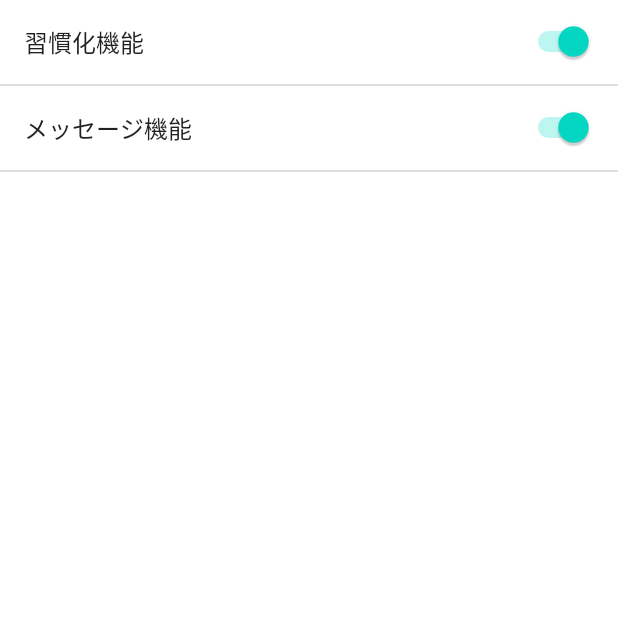
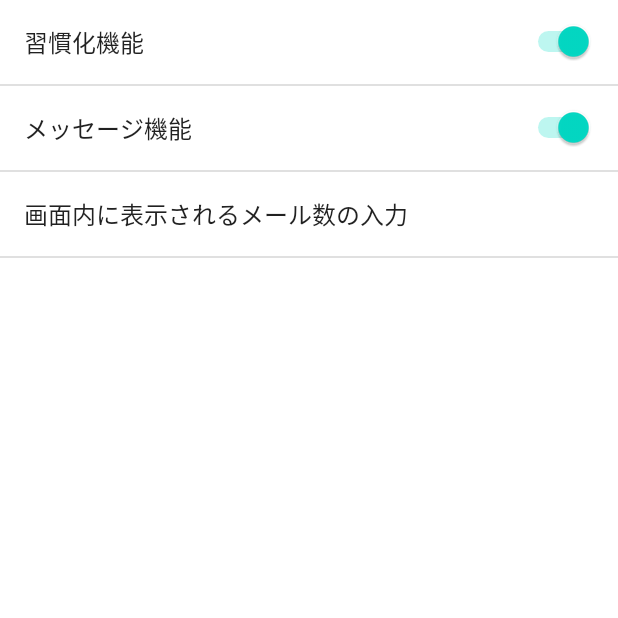
Before and after one commit to kyprog/MosaicMailer, an Android app: the SettingFunctionActivity screen opened directly, with no data from a screen before it, on a phone screen of 412 x 824 dp, the top half of it. Run offline under Robolectric (Android 15) with nearby library versions, the phone set to English and light mode, and no system bars; libraries missing offline, so code that uses them is left out: javax.mail.

Commit message:
画面内に表示されるメール数を設定できるようにした

```diff
--- a/app/src/main/java/com/example/mosaicmailer/IndexActivity.java
+++ b/app/src/main/java/com/example/mosaicmailer/IndexActivity.java
@@ -5,14 +5,11 @@ import androidx.appcompat.app.ActionBarDrawerToggle;
 import androidx.appcompat.app.AppCompatActivity;
 
 import android.content.Intent;
-import android.content.SharedPreferences;
 import android.os.Bundle;
-import android.preference.PreferenceManager;
 import android.view.Menu;
 import android.view.MenuItem;
 import android.view.View;
 import android.widget.TextView;
-import android.widget.Toast;
 
 import androidx.appcompat.widget.Toolbar;
 import androidx.core.os.HandlerCompat;
@@ -113,25 +110,17 @@ public class IndexActivity extends AppCompatActivity
         updateFlag = true;
         if(mp.messageFunction){
             mp.showSearchHeadUpAlert(findViewById(R.id.list_recycler_view));
+            mp.changeShowSearchedHeadUpAlertFlag(true);
         }
-        Executors.newSingleThreadExecutor().execute(() -> {
-            while(true) {
-                //応急処置
-                if(layoutManager.findLastVisibleItemPosition()>=mp.oldestMailPosition){
-                    if(mp.messageFunction){
-                        mp.SearchHeadUpAlert.dismiss();
-                    }
-                    mp.changeSearchHeadUpFlag(true);
-                    //System.out.println("-----");
-                    break;
-                }
-                try {
-                    Thread.sleep(100);
-                } catch (InterruptedException e) {
-                    e.printStackTrace();
-                }
+
+        //画面内に一番下の未読メールが収まった場合の処理
+        if(mp.numberInViewable>=mp.oldestMailPosition){
+            if(mp.messageFunction){
+                mp.SearchHeadUpAlert.dismiss();
             }
-        });
+            mp.changeSearchedHeadUpFlag(true);
+            //System.out.println("-----");
+        }
 
         Executors.newSingleThreadExecutor().execute(() -> {
             while(true) {
--- a/app/src/main/java/com/example/mosaicmailer/LoginActivity.java
+++ b/app/src/main/java/com/example/mosaicmailer/LoginActivity.java
@@ -35,6 +35,7 @@ public class LoginActivity extends AppCompatActivity {
         SharedPreferences pref = PreferenceManager.getDefaultSharedPreferences(this);
         mp.habitFunction = pref.getBoolean("habitFunction", true);
         mp.messageFunction = pref.getBoolean("messageFunction", true);
+        mp.numberInViewable = Integer.parseInt( pref.getString("numberInViewable","10") )-1;
         //System.out.println("===habit="+mp.habitFunction+"/message="+mp.messageFunction+"===");
 
         //習慣化機能とメッセージ機能がonかoffどうか表すログの書き出し
--- a/app/src/main/java/com/example/mosaicmailer/SettingFunctionActivity.java
+++ b/app/src/main/java/com/example/mosaicmailer/SettingFunctionActivity.java
@@ -32,6 +32,8 @@ public class SettingFunctionActivity extends PreferenceActivity {
         SharedPreferences pref = PreferenceManager.getDefaultSharedPreferences(this);
         mp.habitFunction = pref.getBoolean("habitFunction", true);
         mp.messageFunction = pref.getBoolean("messageFunction", true);
+        mp.numberInViewable = Integer.parseInt( pref.getString("numberInViewable","10") )-1;
+        //System.out.println("numberInViewable is "+mp.numberInViewable);
 
         //習慣化機能とメッセージ機能がonかoffどうか表すログの書き出し
         mp.writeLog(WINDOW,"habit function is "+ mp.habitFunction);
--- a/app/src/main/res/values/strings.xml
+++ b/app/src/main/res/values/strings.xml
@@ -2,4 +2,71 @@
     <string name="app_name">MosaicMailer</string>
     <string name="drawer_open">open</string>
     <string name="drawer_close">close</string>
+
+    <string name="value_1">1</string>
+    <string name="value_2">2</string>
+    <string name="value_3">3</string>
+    <string name="value_4">4</string>
+    <string name="value_5">5</string>
+    <string name="value_6">6</string>
+    <string name="value_7">7</string>
+    <string name="value_8">8</string>
+    <string name="value_9">9</string>
+    <string name="value_10">10</string>
+    <string name="value_11">11</string>
+    <string name="value_12">12</string>
+    <string name="value_13">13</string>
+    <string name="value_14">14</string>
+    <string name="value_15">15</string>
+    <string name="value_16">16</string>
+    <string name="value_17">17</string>
+    <string name="value_18">18</string>
+    <string name="value_19">19</string>
+    <string name="value_20">20</string>
+
+    <string-array name="sample_list">
+        <item>@string/value_1</item>
+        <item>@string/value_2</item>
+        <item>@string/value_3</item>
+        <item>@string/value_4</item>
+        <item>@string/value_5</item>
+        <item>@string/value_6</item>
+        <item>@string/value_7</item>
+        <item>@string/value_8</item>
+        <item>@string/value_9</item>
+        <item>@string/value_10</item>
+        <item>@string/value_11</item>
+        <item>@string/value_12</item>
+        <item>@string/value_13</item>
+        <item>@string/value_14</item>
+        <item>@string/value_15</item>
+        <item>@string/value_16</item>
+        <item>@string/value_17</item>
+        <item>@string/value_18</item>
+        <item>@string/value_19</item>
+        <item>@string/value_20</item>
+    </string-array>
+
+    <string-array name="sample_list_values">
+        <item>1</item>
+        <item>2</item>
+        <item>3</item>
+        <item>4</item>
+        <item>5</item>
+        <item>6</item>
+        <item>7</item>
+        <item>8</item>
+        <item>9</item>
+        <item>10</item>
+        <item>11</item>
+        <item>12</item>
+        <item>13</item>
+        <item>14</item>
+        <item>15</item>
+        <item>16</item>
+        <item>17</item>
+        <item>18</item>
+        <item>19</item>
+        <item>20</item>
+    </string-array>
 </resources>
--- a/app/src/main/res/xml/setting_function_pref.xml
+++ b/app/src/main/res/xml/setting_function_pref.xml
@@ -9,4 +9,10 @@
         android:defaultValue="true"
         android:key="messageFunction"
         android:title="メッセージ機能" />
+    <ListPreference
+        android:defaultValue="10"
+        android:entries="@array/sample_list"
+        android:entryValues="@array/sample_list_values"
+        android:key="numberInViewable"
+        android:title="画面内に表示されるメール数の入力" />
 </PreferenceScreen>
```
Also changed, not shown: app/src/main/java/com/example/mosaicmailer/IndexAdapter.java (+10 -14 lines), app/src/main/java/com/example/mosaicmailer/MailProcessing.java (+10 -7 lines).
